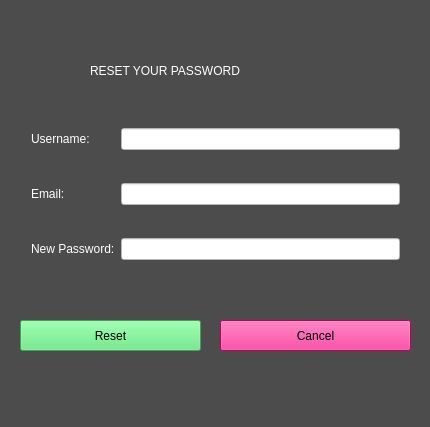
The window that reset_password_window.ui (allenh1/timefuse-client) describes before a commit, drawn with Qt 5.
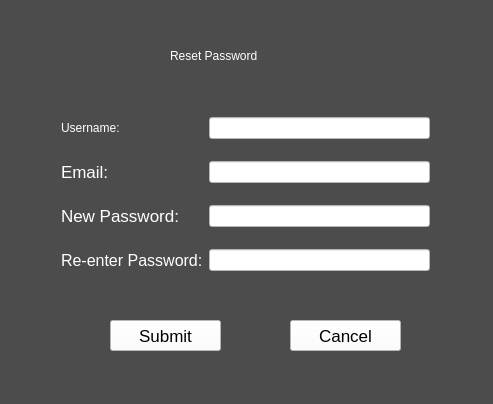
The same window after the commit.

What changed in the file:
```diff
--- a/reset_password_window.ui
+++ b/reset_password_window.ui
@@ -6,8 +6,8 @@
    <rect>
     <x>0</x>
     <y>0</y>
-    <width>430</width>
-    <height>427</height>
+    <width>493</width>
+    <height>404</height>
    </rect>
   </property>
   <property name="windowTitle">
@@ -20,17 +20,21 @@
   <widget class="QWidget" name="gridLayoutWidget">
    <property name="geometry">
     <rect>
-     <x>20</x>
+     <x>50</x>
      <y>90</y>
      <width>391</width>
      <height>211</height>
     </rect>
    </property>
    <layout class="QGridLayout" name="gridLayout">
-    <item row="1" column="1">
-     <widget class="QLineEdit" name="email_input">
+    <item row="1" column="0">
+     <widget class="QLabel" name="label_3">
       <property name="styleSheet">
-       <string notr="true">background-color: rgb(255, 255, 255);</string>
+       <string notr="true">color: rgb(255, 255, 255);
+font: 13pt</string>
+      </property>
+      <property name="text">
+       <string>Email:</string>
       </property>
      </widget>
     </item>
@@ -41,16 +45,6 @@
       </property>
      </widget>
     </item>
-    <item row="2" column="0">
-     <widget class="QLabel" name="label_3">
-      <property name="styleSheet">
-       <string notr="true">color: rgb(255, 255, 255);</string>
-      </property>
-      <property name="text">
-       <string>New Password:</string>
-      </property>
-     </widget>
-    </item>
     <item row="0" column="0">
      <widget class="QLabel" name="label_2">
       <property name="styleSheet">
@@ -68,13 +62,39 @@
       </property>
      </widget>
     </item>
-    <item row="1" column="0">
+    <item row="1" column="1">
+     <widget class="QLineEdit" name="email_input">
+      <property name="styleSheet">
+       <string notr="true">background-color: rgb(255, 255, 255);</string>
+      </property>
+     </widget>
+    </item>
+    <item row="2" column="0">
      <widget class="QLabel" name="label_3">
       <property name="styleSheet">
-       <string notr="true">color: rgb(255, 255, 255);</string>
+       <string notr="true">color: rgb(255, 255, 255);
+font: 13pt</string>
       </property>
       <property name="text">
-       <string>Email:</string>
+       <string>New Password:</string>
+      </property>
+     </widget>
+    </item>
+    <item row="3" column="0">
+     <widget class="QLabel" name="label_4">
+      <property name="styleSheet">
+       <string notr="true">color: rgb(255, 255, 255);
+font: 12pt</string>
+      </property>
+      <property name="text">
+       <string>Re-enter Password:</string>
+      </property>
+     </widget>
+    </item>
+    <item row="3" column="1">
+     <widget class="QLineEdit" name="new_password_input_2">
+      <property name="styleSheet">
+       <string notr="true">background-color: rgb(255, 255, 255);</string>
       </property>
      </widget>
     </item>
@@ -83,30 +103,32 @@
   <widget class="QPushButton" name="reset_button">
    <property name="geometry">
     <rect>
-     <x>20</x>
+     <x>110</x>
      <y>320</y>
-     <width>181</width>
+     <width>111</width>
      <height>31</height>
     </rect>
    </property>
    <property name="styleSheet">
-    <string notr="true">background-color: rgb(86, 231, 115);</string>
+    <string notr="true">background-color: rgb(255, 255, 255);
+font: 13pt;</string>
    </property>
    <property name="text">
-    <string>Reset</string>
+    <string>Submit</string>
    </property>
   </widget>
   <widget class="QPushButton" name="cancel_button">
    <property name="geometry">
     <rect>
-     <x>220</x>
+     <x>290</x>
      <y>320</y>
-     <width>191</width>
+     <width>111</width>
      <height>31</height>
     </rect>
    </property>
    <property name="styleSheet">
-    <string notr="true">background-color: rgb(255, 0, 128);</string>
+    <string notr="true">background-color: rgb(255, 255, 255);
+font: 13pt;</string>
    </property>
    <property name="text">
     <string>Cancel</string>
@@ -115,10 +137,10 @@
   <widget class="QLabel" name="label">
    <property name="geometry">
     <rect>
-     <x>90</x>
-     <y>60</y>
-     <width>241</width>
-     <height>21</height>
+     <x>170</x>
+     <y>40</y>
+     <width>151</width>
+     <height>31</height>
     </rect>
    </property>
    <property name="styleSheet">
@@ -126,7 +148,7 @@
 	 font: 16pt &quot;Courier&quot;;</string>
    </property>
    <property name="text">
-    <string>RESET YOUR PASSWORD</string>
+    <string>Reset Password</string>
    </property>
   </widget>
  </widget>
```
Left out of the diff: 5 changed lines with no effect on the pictures.
